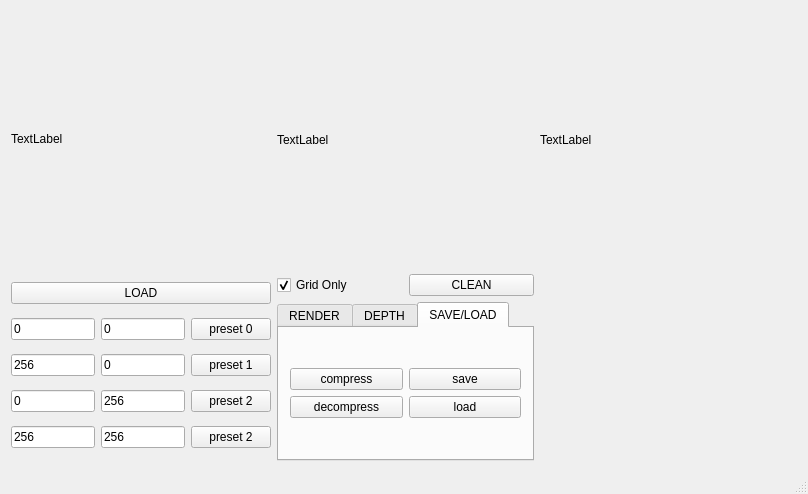
Old version of the form mainwindow.ui in the repository kvad-17/img-polygonizer.
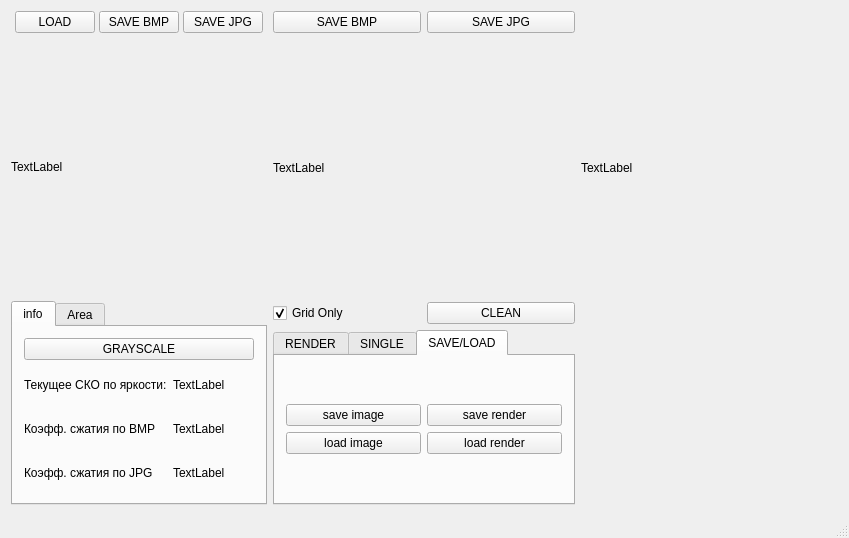
New version of the form. The open tabs and pages were chosen to show the change. Custom widgets are drawn as their Qt base class.

Commit message: -Added render save/load -Added SKO and compress rates show -Improved UI

The edit to the form file:
```diff
--- a/mainwindow.ui
+++ b/mainwindow.ui
@@ -6,68 +6,102 @@
    <rect>
     <x>0</x>
     <y>0</y>
-    <width>808</width>
-    <height>494</height>
+    <width>849</width>
+    <height>538</height>
    </rect>
   </property>
+  <property name="sizePolicy">
+   <sizepolicy hsizetype="Fixed" vsizetype="Minimum">
+    <horstretch>0</horstretch>
+    <verstretch>0</verstretch>
+   </sizepolicy>
+  </property>
   <property name="windowTitle">
    <string>img-polygonizer</string>
   </property>
   <widget class="QWidget" name="centralWidget">
-   <layout class="QGridLayout" name="gridLayout_5">
+   <layout class="QGridLayout" name="gridLayout">
     <item row="0" column="0">
-     <layout class="QGridLayout" name="gridLayout">
+     <layout class="QVBoxLayout" name="verticalLayout_4">
       <property name="sizeConstraint">
-       <enum>QLayout::SetMinimumSize</enum>
+       <enum>QLayout::SetFixedSize</enum>
       </property>
-      <item row="0" column="4">
-       <widget class="QLabel" name="label_img_poly">
-        <property name="sizePolicy">
-         <sizepolicy hsizetype="Fixed" vsizetype="Fixed">
-          <horstretch>0</horstretch>
-          <verstretch>0</verstretch>
-         </sizepolicy>
-        </property>
-        <property name="minimumSize">
-         <size>
-          <width>257</width>
-          <height>257</height>
-         </size>
-        </property>
-        <property name="text">
-         <string>TextLabel</string>
-        </property>
-       </widget>
+      <item>
+       <layout class="QVBoxLayout" name="verticalLayout_3">
+        <item>
+         <layout class="QHBoxLayout" name="horizontalLayout_3">
+          <property name="spacing">
+           <number>0</number>
+          </property>
+          <item>
+           <widget class="QPushButton" name="pushButton_load">
+            <property name="sizePolicy">
+             <sizepolicy hsizetype="Fixed" vsizetype="Fixed">
+              <horstretch>0</horstretch>
+              <verstretch>0</verstretch>
+             </sizepolicy>
+            </property>
+            <property name="text">
+             <string>LOAD</string>
+            </property>
+           </widget>
+          </item>
+          <item>
+           <widget class="QPushButton" name="pushButton_save_orig_bmp">
+            <property name="sizePolicy">
+             <sizepolicy hsizetype="Fixed" vsizetype="Fixed">
+              <horstretch>0</horstretch>
+              <verstretch>0</verstretch>
+             </sizepolicy>
+            </property>
+            <property name="text">
+             <string>SAVE BMP</string>
+            </property>
+           </widget>
+          </item>
+          <item>
+           <widget class="QPushButton" name="pushButton_save_orig_jpg">
+            <property name="sizePolicy">
+             <sizepolicy hsizetype="Fixed" vsizetype="Fixed">
+              <horstretch>0</horstretch>
+              <verstretch>0</verstretch>
+             </sizepolicy>
+            </property>
+            <property name="text">
+             <string>SAVE JPG</string>
+            </property>
+           </widget>
+          </item>
+         </layout>
+        </item>
+        <item>
+         <widget class="QLabel" name="label_img_origin">
+          <property name="sizePolicy">
+           <sizepolicy hsizetype="Fixed" vsizetype="Fixed">
+            <horstretch>0</horstretch>
+            <verstretch>0</verstretch>
+           </sizepolicy>
+          </property>
+          <property name="minimumSize">
+           <size>
+            <width>256</width>
+            <height>256</height>
+           </size>
+          </property>
+          <property name="text">
+           <string>TextLabel</string>
+          </property>
+         </widget>
+        </item>
+       </layout>
       </item>
-      <item row="0" column="2">
-       <widget class="xyLabel" name="labelxy_img_work">
-        <property name="sizePolicy">
-         <sizepolicy hsizetype="Fixed" vsizetype="Fixed">
-          <horstretch>0</horstretch>
-          <verstretch>0</verstretch>
-         </sizepolicy>
+      <item>
+       <widget class="QTabWidget" name="tabWidget_2">
+        <property name="enabled">
+         <bool>true</bool>
         </property>
-        <property name="minimumSize">
-         <size>
-          <width>257</width>
-          <height>257</height>
-         </size>
-        </property>
-        <property name="maximumSize">
-         <size>
-          <width>257</width>
-          <height>257</height>
-         </size>
-        </property>
-        <property name="text">
-         <string>TextLabel</string>
-        </property>
-       </widget>
-      </item>
-      <item row="0" column="1">
-       <widget class="QLabel" name="label_img_origin">
         <property name="sizePolicy">
-         <sizepolicy hsizetype="Fixed" vsizetype="Fixed">
+         <sizepolicy hsizetype="Ignored" vsizetype="Preferred">
           <horstretch>0</horstretch>
           <verstretch>0</verstretch>
          </sizepolicy>
@@ -75,16 +109,237 @@
         <property name="minimumSize">
          <size>
           <width>256</width>
-          <height>256</height>
+          <height>0</height>
          </size>
         </property>
-        <property name="text">
-         <string>TextLabel</string>
+        <property name="currentIndex">
+         <number>0</number>
         </property>
+        <property name="tabsClosable">
+         <bool>false</bool>
+        </property>
+        <property name="tabBarAutoHide">
+         <bool>false</bool>
+        </property>
+        <widget class="QWidget" name="info">
+         <attribute name="title">
+          <string>info</string>
+         </attribute>
+         <layout class="QGridLayout" name="gridLayout_11">
+          <item row="0" column="0">
+           <widget class="QPushButton" name="pushButton_conv">
+            <property name="text">
+             <string>GRAYSCALE</string>
+            </property>
+           </widget>
+          </item>
+          <item row="1" column="0">
+           <layout class="QGridLayout" name="gridLayout_10">
+            <item row="0" column="0">
+             <widget class="QLabel" name="label_5">
+              <property name="text">
+               <string>Текущее СКО по яркости:</string>
+              </property>
+             </widget>
+            </item>
+            <item row="0" column="1">
+             <widget class="QLabel" name="label_sko">
+              <property name="text">
+               <string>TextLabel</string>
+              </property>
+             </widget>
+            </item>
+            <item row="1" column="0">
+             <widget class="QLabel" name="label">
+              <property name="text">
+               <string>Коэфф. сжатия по BMP</string>
+              </property>
+             </widget>
+            </item>
+            <item row="1" column="1">
+             <widget class="QLabel" name="label_kbmp">
+              <property name="text">
+               <string>TextLabel</string>
+              </property>
+             </widget>
+            </item>
+            <item row="2" column="0">
+             <widget class="QLabel" name="label_3">
+              <property name="text">
+               <string>Коэфф. сжатия по JPG</string>
+              </property>
+             </widget>
+            </item>
+            <item row="2" column="1">
+             <widget class="QLabel" name="label_kjpg">
+              <property name="text">
+               <string>TextLabel</string>
+              </property>
+             </widget>
+            </item>
+           </layout>
+          </item>
+         </layout>
+        </widget>
+        <widget class="QWidget" name="tab_5">
+         <property name="enabled">
+          <bool>false</bool>
+         </property>
+         <attribute name="title">
+          <string>Area</string>
+         </attribute>
+         <layout class="QGridLayout" name="gridLayout_9">
+          <item row="0" column="0">
+           <layout class="QGridLayout" name="gridLayout_2">
+            <property name="sizeConstraint">
+             <enum>QLayout::SetDefaultConstraint</enum>
+            </property>
+            <item row="4" column="0">
+             <widget class="QLineEdit" name="lineEdit_polyDX">
+              <property name="text">
+               <string>256</string>
+              </property>
+             </widget>
+            </item>
+            <item row="3" column="2">
+             <widget class="QPushButton" name="pushButton_polySplitPreset2">
+              <property name="text">
+               <string>preset 2</string>
+              </property>
+             </widget>
+            </item>
+            <item row="1" column="1">
+             <widget class="QLineEdit" name="lineEdit_polyAY">
+              <property name="text">
+               <string>0</string>
+              </property>
+             </widget>
+            </item>
+            <item row="4" column="2">
+             <widget class="QPushButton" name="pushButton_polySplitPreset3">
+              <property name="text">
+               <string>preset 2</string>
+              </property>
+             </widget>
+            </item>
+            <item row="1" column="2">
+             <widget class="QPushButton" name="pushButton_polySplitPreset0">
+              <property name="text">
+               <string>preset 0</string>
+              </property>
+             </widget>
+            </item>
+            <item row="1" column="0">
+             <widget class="QLineEdit" name="lineEdit_polyAX">
+              <property name="text">
+               <string>0</string>
+              </property>
+             </widget>
+            </item>
+            <item row="4" column="1">
+             <widget class="QLineEdit" name="lineEdit_polyDY">
+              <property name="text">
+               <string>256</string>
+              </property>
+             </widget>
+            </item>
+            <item row="2" column="2">
+             <widget class="QPushButton" name="pushButton_polySplitPreset1">
+              <property name="text">
+               <string>preset 1</string>
+              </property>
+             </widget>
+            </item>
+            <item row="3" column="1">
+             <widget class="QLineEdit" name="lineEdit_polyCY">
+              <property name="text">
+               <string>256</string>
+              </property>
+             </widget>
+            </item>
+            <item row="3" column="0">
+             <widget class="QLineEdit" name="lineEdit_polyCX">
+              <property name="text">
+               <string>0</string>
+              </property>
+             </widget>
+            </item>
+            <item row="2" column="1">
+             <widget class="QLineEdit" name="lineEdit_polyBY">
+              <property name="text">
+               <string>0</string>
+              </property>
+             </widget>
+            </item>
+            <item row="2" column="0">
+             <widget class="QLineEdit" name="lineEdit_polyBX">
+              <property name="text">
+               <string>256</string>
+              </property>
+             </widget>
+            </item>
+           </layout>
+          </item>
+         </layout>
+        </widget>
        </widget>
       </item>
-      <item row="1" column="2">
+     </layout>
+    </item>
+    <item row="0" column="1">
+     <layout class="QVBoxLayout" name="verticalLayout_5">
+      <item>
+       <layout class="QVBoxLayout" name="verticalLayout_2">
+        <item>
+         <layout class="QHBoxLayout" name="horizontalLayout_4">
+          <item>
+           <widget class="QPushButton" name="pushButton_save_work_bmp">
+            <property name="text">
+             <string>SAVE BMP</string>
+            </property>
+           </widget>
+          </item>
+          <item>
+           <widget class="QPushButton" name="pushButton_save_work_jpg">
+            <property name="text">
+             <string>SAVE JPG</string>
+            </property>
+           </widget>
+          </item>
+         </layout>
+        </item>
+        <item>
+         <widget class="xyLabel" name="labelxy_img_work">
+          <property name="sizePolicy">
+           <sizepolicy hsizetype="Fixed" vsizetype="Fixed">
+            <horstretch>0</horstretch>
+            <verstretch>0</verstretch>
+           </sizepolicy>
+          </property>
+          <property name="minimumSize">
+           <size>
+            <width>257</width>
+            <height>257</height>
+           </size>
+          </property>
+          <property name="maximumSize">
+           <size>
+            <width>257</width>
+            <height>257</height>
+           </size>
+          </property>
+          <property name="text">
+           <string>TextLabel</string>
+          </property>
+         </widget>
+        </item>
+       </layout>
+      </item>
+      <item>
        <layout class="QVBoxLayout" name="verticalLayout">
+        <property name="sizeConstraint">
+         <enum>QLayout::SetNoConstraint</enum>
+        </property>
         <item>
          <layout class="QHBoxLayout" name="horizontalLayout">
           <item>
@@ -185,7 +440,7 @@
           </widget>
           <widget class="QWidget" name="tab_2">
            <attribute name="title">
-            <string>DEPTH</string>
+            <string>SINGLE</string>
            </attribute>
            <layout class="QGridLayout" name="gridLayout_3">
             <item row="0" column="1">
@@ -222,34 +477,38 @@
            <attribute name="title">
             <string>SAVE/LOAD</string>
            </attribute>
-           <layout class="QGridLayout" name="gridLayout_7">
+           <layout class="QGridLayout" name="gridLayout_5">
             <item row="0" column="0">
              <layout class="QGridLayout" name="gridLayout_6">
               <item row="0" column="0">
-               <widget class="QPushButton" name="pushButton_compress">
-                <property name="text">
-                 <string>compress</string>
-                </property>
-               </widget>
-              </item>
-              <item row="0" column="1">
                <widget class="QPushButton" name="pushButton_compress_save">
                 <property name="text">
-                 <string>save</string>
+                 <string>save image</string>
                 </property>
                </widget>
               </item>
               <item row="1" column="0">
-               <widget class="QPushButton" name="pushButton_decompress">
-                <property name="text">
-                 <string>decompress</string>
-                </property>
-               </widget>
-              </item>
-              <item row="1" column="1">
                <widget class="QPushButton" name="pushButton_compress_load">
                 <property name="text">
-                 <string>load</string>
+                 <string>load image</string>
+                </property>
+               </widget>
+              </item>
+             </layout>
+            </item>
+            <item row="0" column="1">
+             <layout class="QGridLayout" name="gridLayout_7">
+              <item row="0" column="0">
+               <widget class="QPushButton" name="pushButton_compress_save_render">
+                <property name="text">
+                 <string>save render</string>
+                </property>
+               </widget>
+              </item>
+              <item row="1" column="0">
+               <widget class="QPushButton" name="pushButton_compress_load_render">
+                <property name="text">
+                 <string>load render</string>
                 </property>
                </widget>
               </item>
@@ -261,103 +520,57 @@
         </item>
        </layout>
       </item>
-      <item row="1" column="1">
-       <layout class="QGridLayout" name="gridLayout_2">
-        <property name="sizeConstraint">
-         <enum>QLayout::SetDefaultConstraint</enum>
+     </layout>
+    </item>
+    <item row="0" column="2">
+     <layout class="QVBoxLayout" name="verticalLayout_6">
+      <item>
+       <spacer name="verticalSpacer_2">
+        <property name="orientation">
+         <enum>Qt::Vertical</enum>
         </property>
-        <item row="4" column="0">
-         <widget class="QLineEdit" name="lineEdit_polyDX">
-          <property name="text">
-           <string>256</string>
-          </property>
-         </widget>
-        </item>
-        <item row="3" column="2">
-         <widget class="QPushButton" name="pushButton_polySplitPreset2">
-          <property name="text">
-           <string>preset 2</string>
-          </property>
-         </widget>
-        </item>
-        <item row="4" column="1">
-         <widget class="QLineEdit" name="lineEdit_polyDY">
-          <property name="text">
-           <string>256</string>
-          </property>
-         </widget>
-        </item>
-        <item row="4" column="2">
-         <widget class="QPushButton" name="pushButton_polySplitPreset3">
-          <property name="text">
-           <string>preset 2</string>
-          </property>
-         </widget>
-        </item>
-        <item row="1" column="2">
-         <widget class="QPushButton" name="pushButton_polySplitPreset0">
-          <property name="text">
-           <string>preset 0</string>
-          </property>
-         </widget>
-        </item>
-        <item row="1" column="0">
-         <widget class="QLineEdit" name="lineEdit_polyAX">
-          <property name="text">
-           <string>0</string>
-          </property>
-         </widget>
-        </item>
-        <item row="1" column="1">
-         <widget class="QLineEdit" name="lineEdit_polyAY">
-          <property name="text">
-           <string>0</string>
-          </property>
-         </widget>
-        </item>
-        <item row="3" column="0">
-         <widget class="QLineEdit" name="lineEdit_polyCX">
-          <property name="text">
-           <string>0</string>
-          </property>
-         </widget>
-        </item>
-        <item row="3" column="1">
-         <widget class="QLineEdit" name="lineEdit_polyCY">
-          <property name="text">
-           <string>256</string>
-          </property>
-         </widget>
-        </item>
-        <item row="2" column="0">
-         <widget class="QLineEdit" name="lineEdit_polyBX">
-          <property name="text">
-           <string>256</string>
-          </property>
-         </widget>
-        </item>
-        <item row="2" column="1">
-         <widget class="QLineEdit" name="lineEdit_polyBY">
-          <property name="text">
-           <string>0</string>
-          </property>
-         </widget>
-        </item>
-        <item row="2" column="2">
-         <widget class="QPushButton" name="pushButton_polySplitPreset1">
-          <property name="text">
-           <string>preset 1</string>
-          </property>
-         </widget>
-        </item>
-        <item row="0" column="0" colspan="3">
-         <widget class="QPushButton" name="pushButton_load">
-          <property name="text">
-           <string>LOAD</string>
-          </property>
-         </widget>
-        </item>
-       </layout>
+        <property name="sizeType">
+         <enum>QSizePolicy::Minimum</enum>
+        </property>
+        <property name="sizeHint" stdset="0">
+         <size>
+          <width>20</width>
+          <height>28</height>
+         </size>
+        </property>
+       </spacer>
+      </item>
+      <item>
+       <widget class="QLabel" name="label_img_poly">
+        <property name="sizePolicy">
+         <sizepolicy hsizetype="Fixed" vsizetype="Fixed">
+          <horstretch>0</horstretch>
+          <verstretch>0</verstretch>
+         </sizepolicy>
+        </property>
+        <property name="minimumSize">
+         <size>
+          <width>257</width>
+          <height>257</height>
+         </size>
+        </property>
+        <property name="text">
+         <string>TextLabel</string>
+        </property>
+       </widget>
+      </item>
+      <item>
+       <spacer name="verticalSpacer">
+        <property name="orientation">
+         <enum>Qt::Vertical</enum>
+        </property>
+        <property name="sizeHint" stdset="0">
+         <size>
+          <width>20</width>
+          <height>40</height>
+         </size>
+        </property>
+       </spacer>
       </item>
      </layout>
     </item>
```
Left out of the diff: 10 changed lines with no effect on the pictures. The commit also changes 4 other files.
